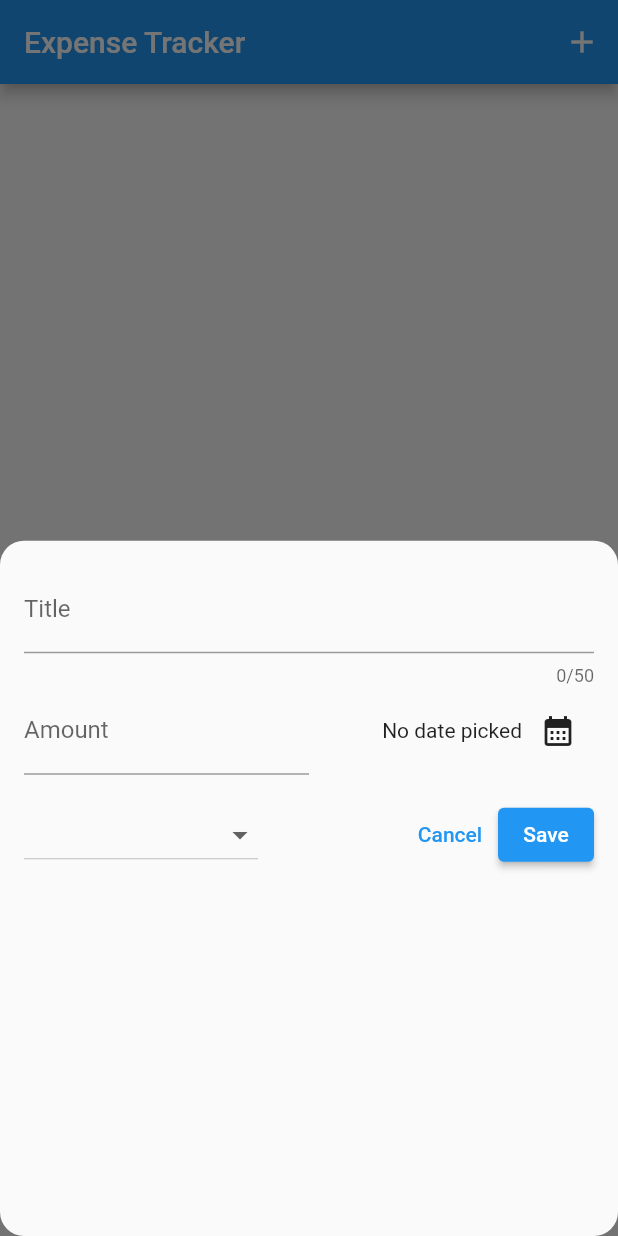
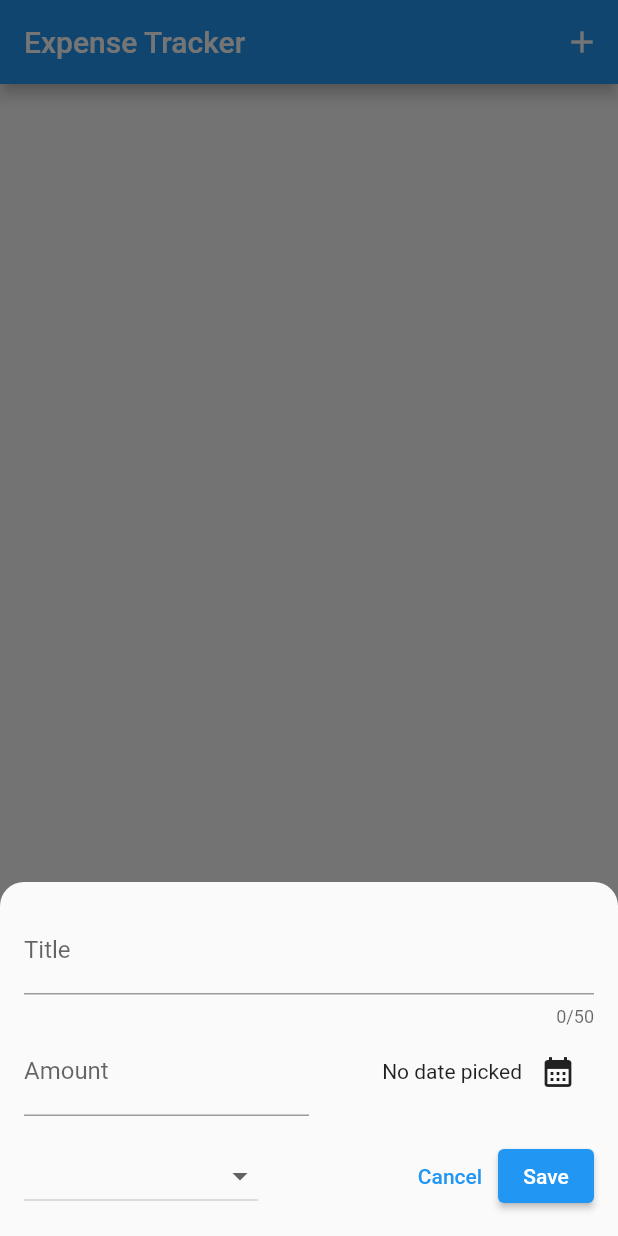
Before and after one commit to MarekAniol/expense_tracker, a Flutter app: the screen it shows after launch, after a tap on the "add" icon, on a phone screen of 412 x 824 dp. Run offline on Flutter 3.47's test engine with Material 2 defaults, Android fonts, the phone set to English and light mode, and no system bars; our stand-ins replace bloc, bloc_concurrency, flutter_bloc, freezed_annotation, get_it, hive; accounts and stored records are empty; generated files the repository leaves out were written again.

Commit message:
Improved expense modal UI exsperience

```diff
--- a/lib/presentaion/widgets/custom_app_bar.dart
+++ b/lib/presentaion/widgets/custom_app_bar.dart
@@ -10,13 +10,30 @@ class CustomAppBar extends StatelessWidget implements PreferredSizeWidget {
 
   void _openMocalExpenseForm(BuildContext context) {
     showModalBottomSheet(
+      isScrollControlled: true,
       context: context,
-      shape: RoundedRectangleBorder(
-        borderRadius: BorderRadius.circular(16.0),
+      shape: const RoundedRectangleBorder(
+        borderRadius: BorderRadius.only(
+          topLeft: Radius.circular(16.0),
+          topRight: Radius.circular(16.0),
+        ),
       ),
-      builder: (ctx) => NewExpenseModal(
-        homeContext: context,
-        modalContext: ctx,
+      builder: (ctx) => GestureDetector(
+        onTap: () {
+          FocusScope.of(context).requestFocus(FocusNode());
+        },
+        child: Container(
+          color: Colors.transparent,
+          child: Padding(
+            padding: EdgeInsets.only(
+              bottom: MediaQuery.of(context).viewInsets.bottom,
+            ),
+            child: NewExpenseModal(
+              homeContext: context,
+              modalContext: ctx,
+            ),
+          ),
+        ),
       ),
     );
   }
--- a/lib/presentaion/widgets/new_expense_modal.dart
+++ b/lib/presentaion/widgets/new_expense_modal.dart
@@ -39,7 +39,8 @@ class _NewExpenseModalState extends State<NewExpenseModal> {
 
   @override
   Widget build(BuildContext context) {
-    return Padding(
+    return SingleChildScrollView(
+      child: Padding(
         padding: const EdgeInsets.all(16),
         child: Column(
           children: [
@@ -179,6 +180,7 @@ class _NewExpenseModalState extends State<NewExpenseModal> {
             )
           ],
         ),
+      ),
     );
   }
 }
```
Lines whose indentation alone changed are shown as unchanged.
